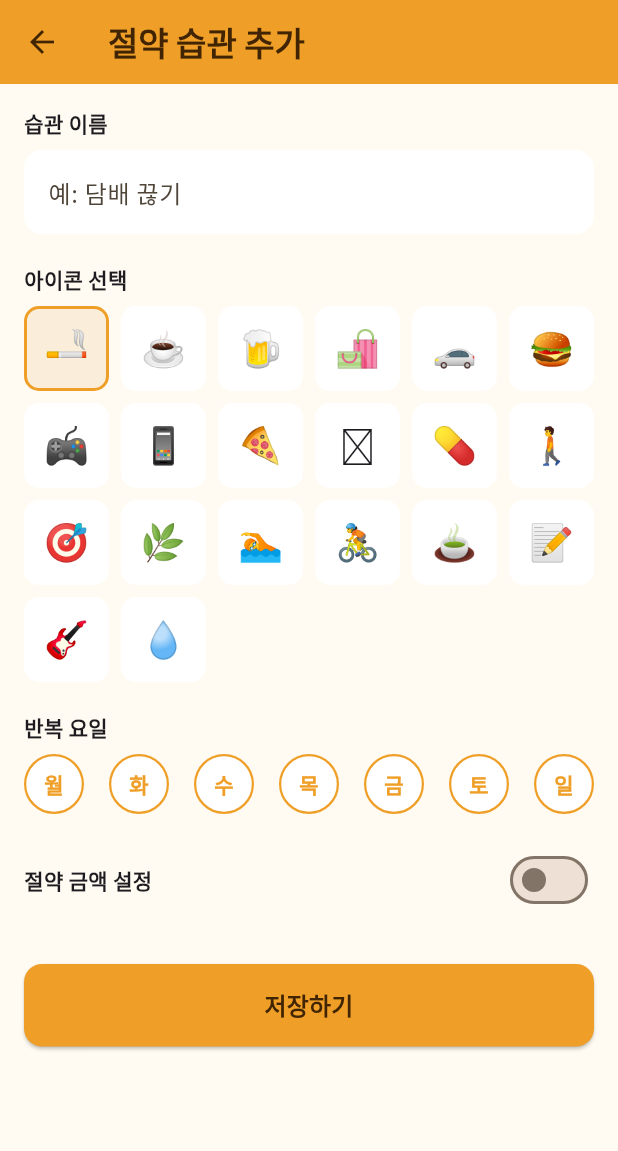
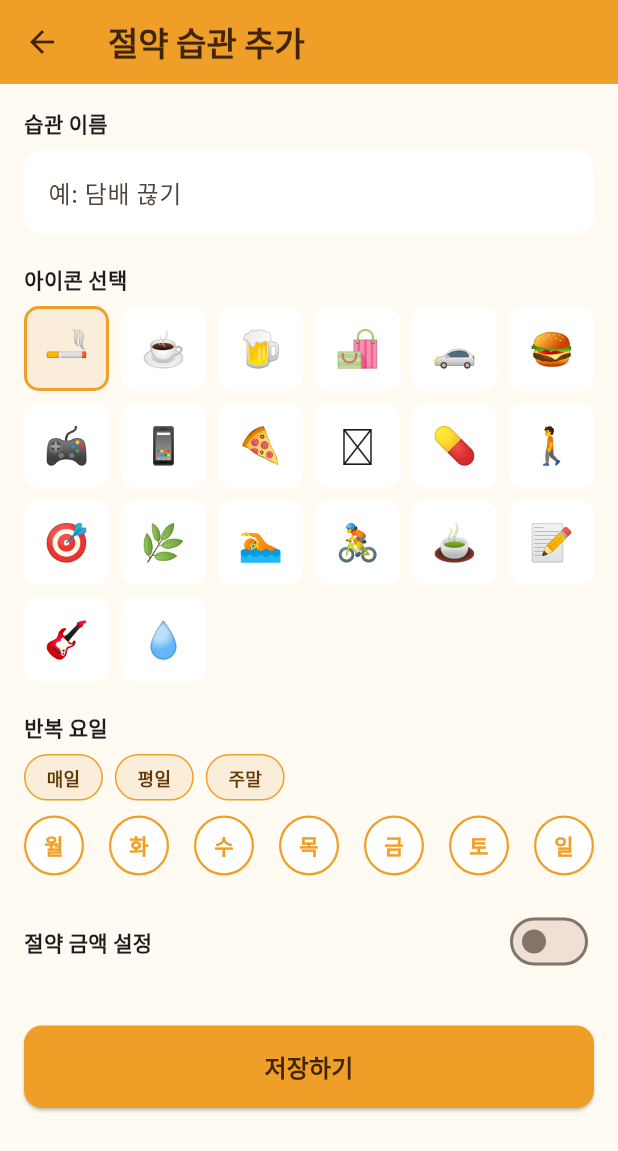
Before and after one commit to newocj-hub/oneuldo-chek, a Flutter app: the AddHabitScreen screen opened directly, on a phone screen of 412 x 824 dp. Shown: the top 1151 px of the screen. Run offline on Flutter 3.47's test engine with Material 3 defaults, Android fonts, the phone set to English and light mode, and no system bars; our stand-ins replace google_fonts, hive, hive_flutter; accounts and stored records are empty.

Commit message:
feat: 반복 요일 빠른 선택 버튼 추가 (매일/평일/주말)

```diff
--- a/lib/screens/add_habit_screen.dart
+++ b/lib/screens/add_habit_screen.dart
@@ -43,6 +43,24 @@ class _AddHabitScreenState extends State<AddHabitScreen> {
     '💧',
   ];
 
+  void _selectAll() {
+    setState(() {
+      for (int i = 0; i < 7; i++) _selectedDays[i] = true;
+    });
+  }
+
+  void _selectWeekdays() {
+    setState(() {
+      for (int i = 0; i < 7; i++) _selectedDays[i] = i < 5;
+    });
+  }
+
+  void _selectWeekends() {
+    setState(() {
+      for (int i = 0; i < 7; i++) _selectedDays[i] = i >= 5;
+    });
+  }
+
   void _save() {
     if (_nameController.text.trim().isEmpty) {
       ScaffoldMessenger.of(
@@ -80,6 +98,28 @@ class _AddHabitScreenState extends State<AddHabitScreen> {
     );
     Hive.box<Habit>('habits').add(habit);
     Navigator.pop(context);
+  }
+
+  Widget _quickSelectButton(String label, VoidCallback onTap) {
+    return GestureDetector(
+      onTap: onTap,
+      child: Container(
+        padding: const EdgeInsets.symmetric(horizontal: 14, vertical: 6),
+        decoration: BoxDecoration(
+          color: const Color(0xFFFAEEDA),
+          borderRadius: BorderRadius.circular(20),
+          border: Border.all(color: const Color(0xFFEF9F27), width: 1),
+        ),
+        child: Text(
+          label,
+          style: const TextStyle(
+            fontSize: 12,
+            fontWeight: FontWeight.bold,
+            color: Color(0xFF633806),
+          ),
+        ),
+      ),
+    );
   }
 
   @override
@@ -156,6 +196,18 @@ class _AddHabitScreenState extends State<AddHabitScreen> {
             const SizedBox(height: 20),
             const Text('반복 요일', style: TextStyle(fontWeight: FontWeight.bold)),
             const SizedBox(height: 8),
+            // 빠른 선택 버튼
+            Row(
+              children: [
+                _quickSelectButton('매일', _selectAll),
+                const SizedBox(width: 8),
+                _quickSelectButton('평일', _selectWeekdays),
+                const SizedBox(width: 8),
+                _quickSelectButton('주말', _selectWeekends),
+              ],
+            ),
+            const SizedBox(height: 10),
+            // 요일 선택
             Row(
               mainAxisAlignment: MainAxisAlignment.spaceBetween,
               children: List.generate(7, (index) {
```
Also changed, not shown: lib/screens/edit_habit_screen.dart (+50 -0 lines).
